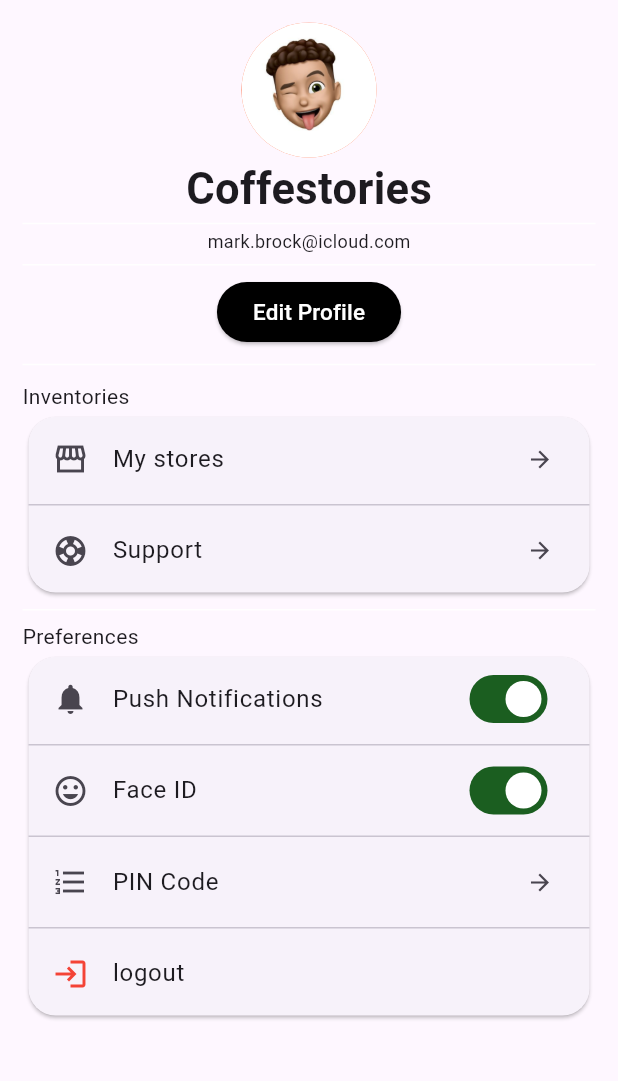
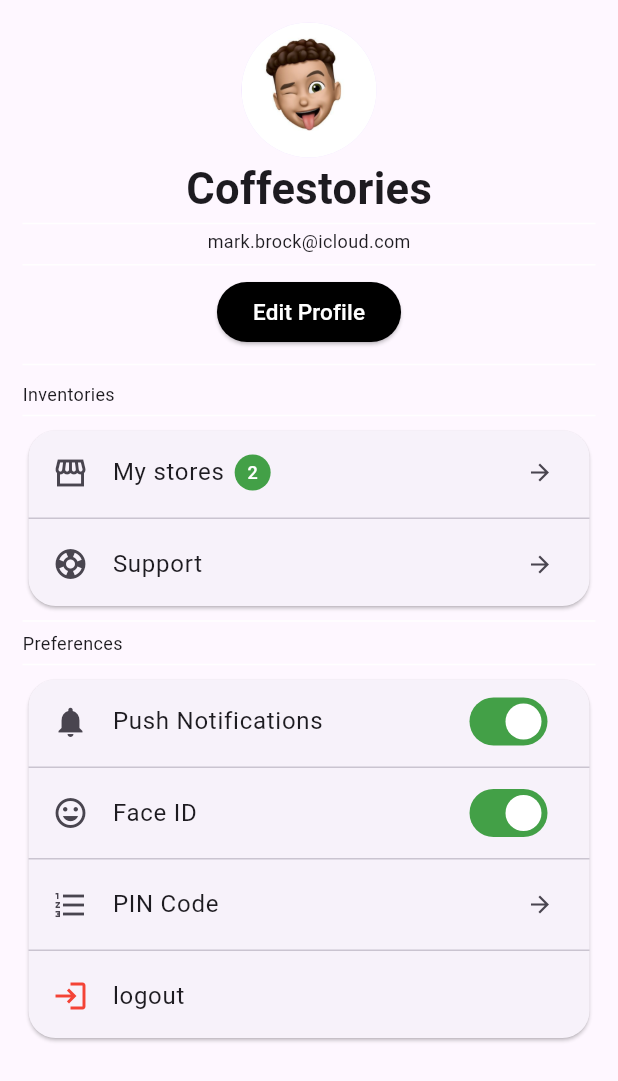
Before and after one commit to JDvarela675/Tarea2.1_lenguajes_de_programacion, a Flutter app: the screen it shows after launch, on a phone screen of 412 x 824 dp. Shown: the top 1081 px of the screen. Run offline on Flutter 3.47's test engine with Material 3 defaults, Android fonts, the phone set to English and light mode, and no system bars.

Commit message:
Se agrego el circulo de notificacion

```diff
--- a/disenopantalla/lib/Texto.dart
+++ b/disenopantalla/lib/Texto.dart
@@ -11,7 +11,9 @@ class Mensaje extends StatelessWidget {
               child:  Row(
                 mainAxisAlignment: MainAxisAlignment.start,
                 children: [
-                  Text(message,textAlign: TextAlign.right,),
+                  Text(message,textAlign: TextAlign.right,style: TextStyle(
+              fontSize: 12
+            ),),
                 ],
               ),
             );
--- a/disenopantalla/lib/pantalla.dart
+++ b/disenopantalla/lib/pantalla.dart
@@ -8,6 +8,7 @@ class Pantalla extends StatelessWidget{
   Widget build(BuildContext context){
     return Scaffold(
          appBar: AppBar(toolbarHeight: 15),
+
          body:Padding(
           padding: const EdgeInsets.symmetric(horizontal:15.0,),
          child:Column(
@@ -19,7 +20,7 @@ class Pantalla extends StatelessWidget{
                   children: [
                     CircleAvatar(
               radius: 45.0,
-              backgroundColor: Colors.deepOrangeAccent,
+
               backgroundImage: AssetImage('assets/avatar_example.jpg'),  // dejar el icon mientras busco como poner una imagen en el circle avatar
              ),
 
@@ -64,6 +65,9 @@ class Pantalla extends StatelessWidget{
 
             Mensaje(message: "Inventories"),
 
+            Divider(color: Colors.white,
+            height: 12.0,),
+
             Card(
               shape: RoundedRectangleBorder(
                 borderRadius: BorderRadius.circular(18.0),
@@ -72,7 +76,18 @@ class Pantalla extends StatelessWidget{
               child: Column(
                 children: [
                   ListTile(
-                    title: Text('My stores'),
+                    title: Row(
+                      children: [
+                        Text('My stores'),
+                        SizedBox(width: 7), // separar el texto de el cicrle avatar con las notificaciones
+                      CircleAvatar(radius: 12,
+                      backgroundColor:Colors.green[600],
+                      child: Text('2',
+                      style: TextStyle(fontSize: 12,color:  Colors.white),
+                     ),
+                      )
+                      ],
+                    ),
                     leading: Icon(Icons.storefront_sharp),
                      trailing: Icon(Icons.arrow_forward_outlined, size: 18)
                   ),
@@ -89,9 +104,12 @@ class Pantalla extends StatelessWidget{
          ),
 
           Divider(color: Colors.white,
-            height: 15.0,),
+            height: 12.0,),
 
          const Mensaje(message: "Preferences"),
+
+          Divider(color: Colors.white,
+            height: 12.0,),
 
               Card(
               shape: RoundedRectangleBorder(
@@ -105,7 +123,7 @@ class Pantalla extends StatelessWidget{
                     leading: Icon(Icons.notifications),
                      trailing:  Switch(value: isSwitched, onChanged: (value) {},
                      activeColor: Colors.white,
-                     activeTrackColor: Colors.green[900]),
+                     activeTrackColor: Colors.green[600]),
                   ),
 
                   Divider(height: 5,),
@@ -115,7 +133,7 @@ class Pantalla extends StatelessWidget{
                     leading: Icon(Icons.tag_faces_outlined),
                     trailing: Switch(value: isSwitched, onChanged: (value) {},
                     activeColor:Colors.white,
-                    activeTrackColor: Colors.green[900])
+                    activeTrackColor: Colors.green[600])
 
 
                   ),
```
